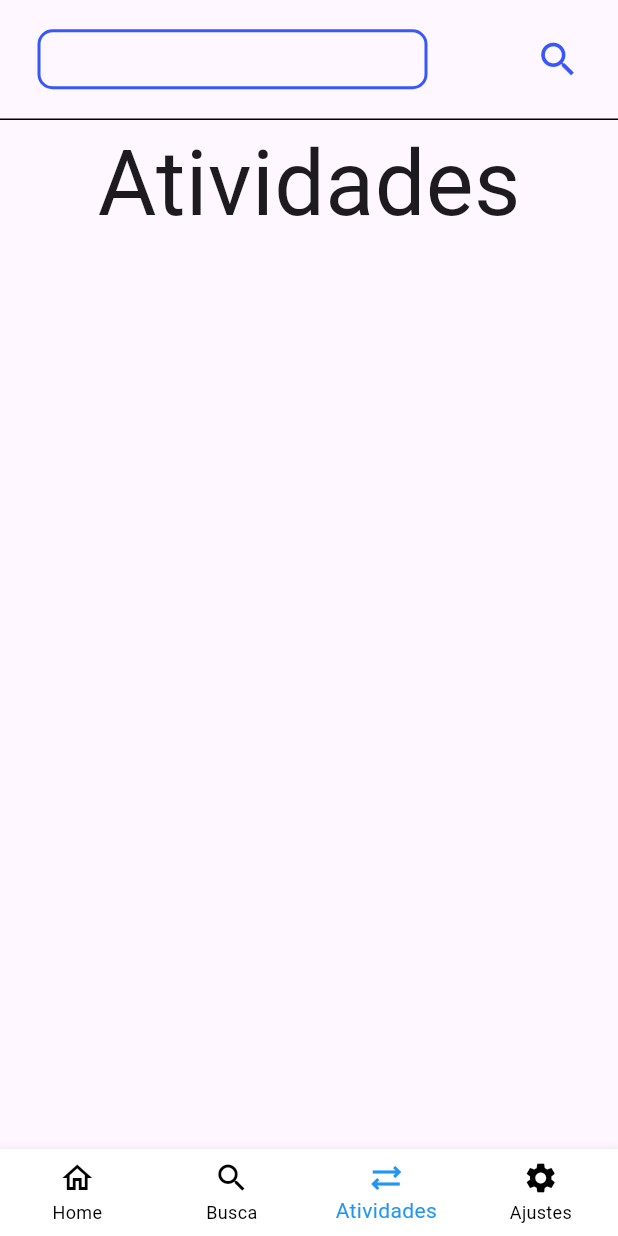
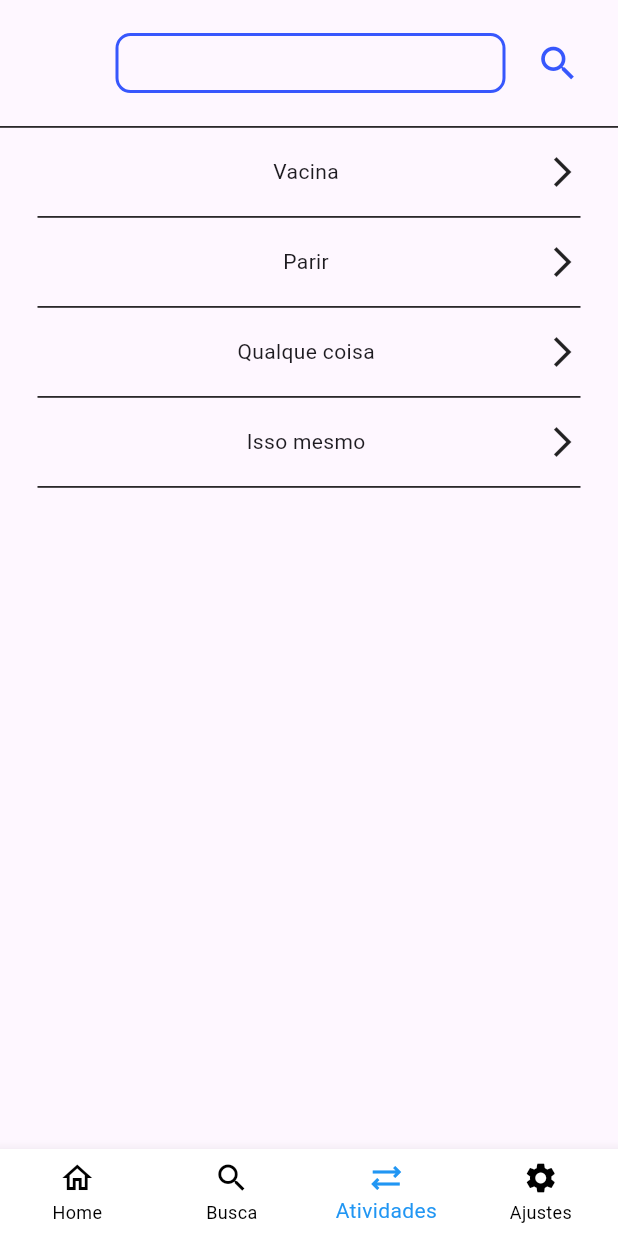
Before and after one commit to LeonardoViniciusBSantos/warehouse, a Flutter app: the screen it shows after launch, item 3 of the bottom bar chosen, on a phone screen of 412 x 824 dp. Run offline on Flutter 3.47's test engine with Material 3 defaults, Android fonts, the phone set to English and light mode, and no system bars.

Commit message:
Implementando tela onde lista os tipos de atividades

```diff
--- /dev/null
+++ b/lib/models/catActivity.model.dart
@@ -0,0 +1,7 @@
+class CatActivity {
+  final String nome;
+
+  CatActivity({
+    required this.nome,
+  });
+}
--- a/lib/models/data.dart
+++ b/lib/models/data.dart
@@ -1,3 +1,4 @@
+import 'package:warehouse/models/catActivity.model.dart';
 import 'package:warehouse/models/categoria.model.dart';
 import 'package:warehouse/models/item.model.dart';
 
@@ -61,3 +62,10 @@ List<Categoria> categorias = [
     ],
   ),
 ];
+
+var listaActivities = [
+  CatActivity(nome: "Vacina"),
+  CatActivity(nome: "Parir"),
+  CatActivity(nome: "Qualque coisa"),
+  CatActivity(nome: "Isso mesmo"),
+];
--- /dev/null
+++ b/lib/pages/activities.view.dart
@@ -0,0 +1,11 @@
+import 'package:flutter/material.dart';
+import 'package:warehouse/widgets/list_catActivity.widget.dart';
+
+class ActivityScreen extends StatelessWidget {
+  const ActivityScreen({super.key});
+
+  @override
+  Widget build(BuildContext context) {
+    return ListCatActivityWidget();
+  }
+}
--- a/lib/pages/category.view.dart
+++ b/lib/pages/category.view.dart
@@ -1,6 +1,6 @@
 import 'package:flutter/material.dart';
 import 'package:warehouse/models/data.dart';
-import 'package:warehouse/pages/item.view.dart';
+import 'package:warehouse/pages/list_item.view.dart';
 import 'package:warehouse/widgets/category.widget.dart';
 
 class CategoryScreen extends StatelessWidget {
@@ -22,7 +22,8 @@ class CategoryScreen extends StatelessWidget {
                 Navigator.push(
                     context,
                     MaterialPageRoute(
-                        builder: (context) => ItemView(categoria: categoria)));
+                        builder: (context) =>
+                            ListItemView(categoria: categoria)));
               },
             ),
           ),
--- a/lib/pages/home.dart
+++ b/lib/pages/home.dart
@@ -1,5 +1,7 @@
 import 'package:flutter/material.dart';
+import 'package:warehouse/pages/activities.view.dart';
 import 'package:warehouse/pages/category.view.dart';
+import 'package:warehouse/models/data.dart';
 
 class HomeView extends StatefulWidget {
   const HomeView({super.key});
@@ -10,14 +12,14 @@ class HomeView extends StatefulWidget {
 
 class _HomeViewState extends State<HomeView> {
   int currentIndex = 0;
+  var item = listaActivities[0];
   final screens = [
     Center(
-      child: Text("Home", style: TextStyle(fontSize: 60)),
+      child: Text("Início", style: TextStyle(fontSize: 60)),
     ),
-    CategoryScreen(),
-    Center(
-      child: Text("Atividades", style: TextStyle(fontSize: 60)),
-    ),
+    const CategoryScreen(),
+    ActivityScreen(),
+    //const ListActivityWidget(),
     Center(
       child: Text("Configurações", style: TextStyle(fontSize: 40)),
     ),
@@ -30,13 +32,15 @@ class _HomeViewState extends State<HomeView> {
         body: Column(
           children: [
             // Aqui será o AppBar da minha Home View
-            Container(
+            Expanded(
+              flex: 1,
+              child: Container(
                 height: 80,
                 decoration: BoxDecoration(border: Border(bottom: BorderSide())),
                 child: Padding(
                   padding: const EdgeInsets.symmetric(horizontal: 25.0),
                   child: Row(
-                  mainAxisAlignment: MainAxisAlignment.spaceBetween,
+                    mainAxisAlignment: MainAxisAlignment.end,
                     children: [
                       Container(
                         height: 40,
@@ -47,6 +51,9 @@ class _HomeViewState extends State<HomeView> {
                                 color: Color.fromARGB(255, 55, 87, 253)),
                             borderRadius: BorderRadius.circular(10)),
                       ),
+                      SizedBox(
+                        width: 20,
+                      ),
                       const Icon(
                         Icons.search,
                         color: Color.fromARGB(255, 55, 87, 253),
@@ -56,9 +63,13 @@ class _HomeViewState extends State<HomeView> {
                   ),
                 ),
               ),
-            IndexedStack(
+            ),
+            Expanded(
+              flex: 8,
+              child: IndexedStack(
                 index: currentIndex,
                 children: screens,
+              ),
             ),
           ],
         ),
--- /dev/null
+++ b/lib/widgets/catActivity.widget.dart
@@ -0,0 +1,34 @@
+import 'package:flutter/material.dart';
+import 'package:warehouse/models/catActivity.model.dart';
+
+class CatAtivivityWidget extends StatelessWidget {
+  final CatActivity catActivity;
+  final Function(CatActivity) onTap;
+  const CatAtivivityWidget(
+      {super.key, required this.catActivity, required this.onTap});
+
+  @override
+  Widget build(BuildContext context) {
+    return GestureDetector(
+      onTap: onTap(catActivity),
+      child: Container(
+        decoration: BoxDecoration(
+            border: BorderDirectional(bottom: BorderSide(color: Colors.black))),
+        height: 60,
+        child: Row(
+          mainAxisAlignment: MainAxisAlignment.spaceBetween,
+          children: [
+            SizedBox(
+              width: 20,
+            ),
+            Text(
+              catActivity.nome,
+              style: TextStyle(fontSize: 14),
+            ),
+            Icon(Icons.arrow_forward_ios),
+          ],
+        ),
+      ),
+    );
+  }
+}
--- /dev/null
+++ b/lib/widgets/list_catActivity.widget.dart
@@ -0,0 +1,24 @@
+import 'package:flutter/material.dart';
+import 'package:warehouse/models/data.dart';
+import 'package:warehouse/widgets/catActivity.widget.dart';
+
+class ListCatActivityWidget extends StatelessWidget {
+  const ListCatActivityWidget({super.key});
+
+  @override
+  Widget build(BuildContext context) {
+    return Padding(
+      padding: EdgeInsets.symmetric(horizontal: 25),
+      child: ListView.builder(
+          itemCount: listaActivities.length,
+          itemBuilder: (context, index) {
+            return CatAtivivityWidget(
+              catActivity: listaActivities[index],
+              onTap: (x) {
+                print("Clicou");
+              },
+            );
+          }),
+    );
+  }
+}
```
Also changed, not shown: lib/pages/item.view.dart (+17 -6 lines), lib/pages/list_item.view.dart (added, +20 -0 lines), lib/widgets/list_item.widget.dart (+7 -1 lines). Lines whose indentation alone changed are shown as unchanged.
